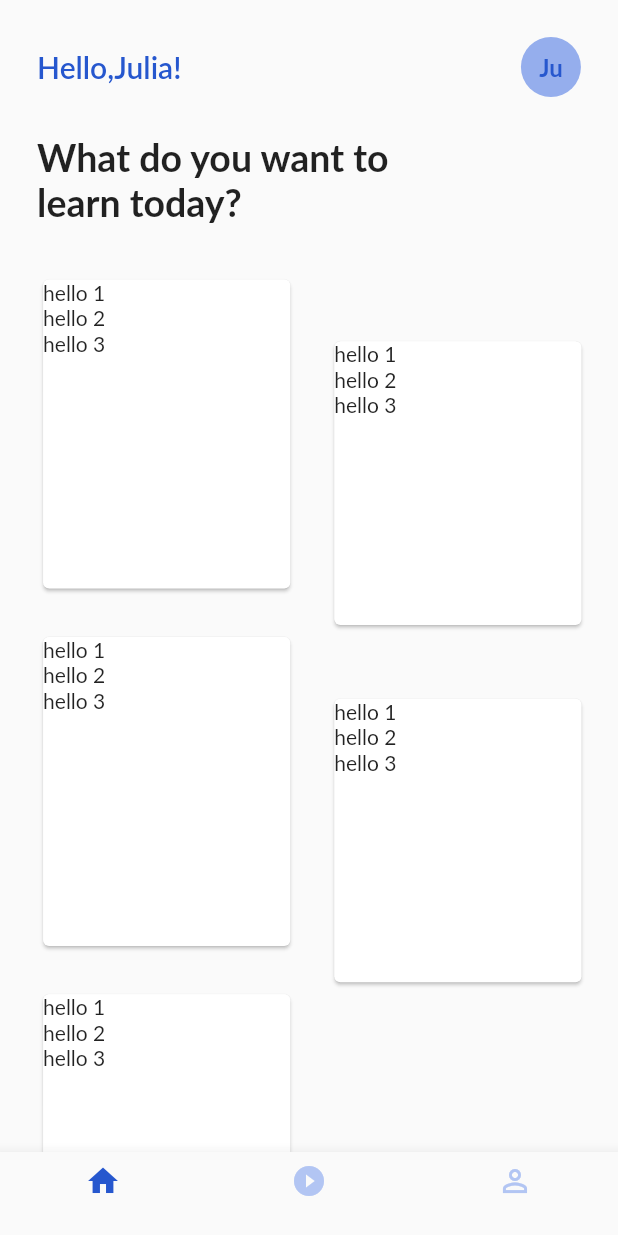
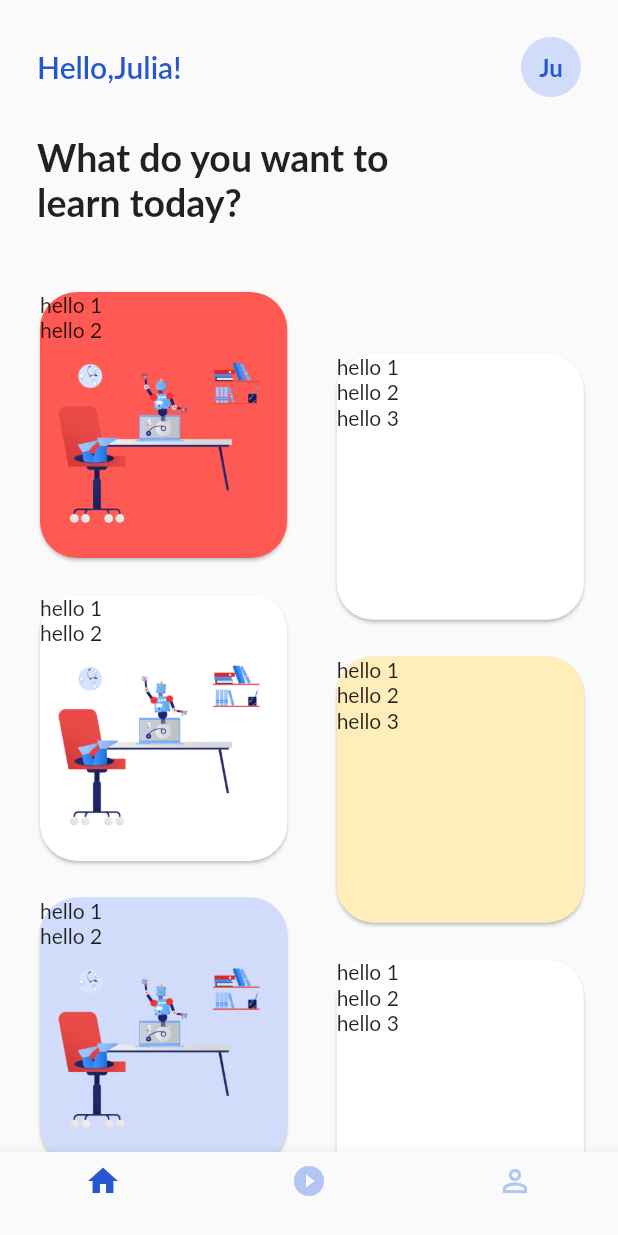
Before and after one commit to shrilakshmishastry/course_app, a Flutter app: the screen it shows after launch, on a phone screen of 412 x 824 dp. Run offline on Flutter 3.47's test engine with Material 2 defaults, Android fonts, the phone set to English and light mode, and no system bars.

Commit message:
feat(dashboard) : added dashboard ui

```diff
--- a/lib/DashBoard/Card/card.dart
+++ b/lib/DashBoard/Card/card.dart
@@ -3,15 +3,19 @@ import 'package:flutter/material.dart';
 class CardContent extends StatelessWidget {
   var content ;
   var index;
-  CardContent(this.content,this.index);
+  var color;
+  CardContent(this.content,this.index,this.color);
   @override
   Widget build(BuildContext context) {
-    print(content);
     return Container(
+      child:  index %2 == 0 ?
+          Container(
             alignment: Alignment.topLeft,
-      child:  index %2 == 0 ?
-      Card(
-        color: Colors.white,
+            child:  Card(
+              shape: RoundedRectangleBorder(
+                borderRadius: BorderRadius.circular(getHeight(context)*0.03),
+              ),
+              color: color,
               child: InkWell(
                 splashColor: Colors.blue.withAlpha(30),
                 onTap: (){
@@ -19,7 +23,7 @@ class CardContent extends StatelessWidget {
                 },
                 child: SizedBox(
                   width: getWidth(context)*0.40,
-            height: getHeight(context) * 0.25,
+                  height: getHeight(context) * 0.90,
                   child: Column(
                     children: <Widget>[
                       Row(
@@ -32,21 +36,23 @@ class CardContent extends StatelessWidget {
                           Text("hello 2"),
                         ],
                       ),
-                Row(
-                  children: [
-                    Text("hello 3"),
-                  ],
-                )
+                      Image.asset('assets/images/digital.png')
+
                     ],
                   ),
 
                 ),
               ),
-      ):
+            ),
+          )
+     :
       Container(
-        margin: EdgeInsets.only(top: getHeight(context)*0.05),
+        alignment: Alignment.bottomLeft,
         child: Card(
-          color: Colors.white,
+          shape: RoundedRectangleBorder(
+            borderRadius: BorderRadius.circular(getHeight(context)*0.03),
+          ),
+          color: color,
           child: InkWell(
             splashColor: Colors.blue.withAlpha(30),
             onTap: (){
@@ -54,7 +60,7 @@ class CardContent extends StatelessWidget {
             },
             child: SizedBox(
               width: getWidth(context)*0.40,
-              height: getHeight(context) * 0.25,
+              height: getHeight(context) * 0.90,
               child: Column(
                 children: <Widget>[
                   Row(
--- a/lib/DashBoard/Card/verticle_card.dart
+++ b/lib/DashBoard/Card/verticle_card.dart
@@ -1,6 +1,7 @@
 import 'package:courseapp/DashBoard/Card/card.dart';
 import 'package:courseapp/InitialData/data_load.dart';
 import 'package:courseapp/theme/sizes_helper.dart';
+import 'package:courseapp/theme/styles.dart';
 import 'package:flutter/material.dart';
 class VerticleCard extends StatefulWidget {
   @override
@@ -8,27 +9,85 @@ class VerticleCard extends StatefulWidget {
 }
 
 class _VerticleCardState extends State<VerticleCard> {
+   List colors_list_one = [
+    Styles.danger,
+    Colors.white,
+    Styles.primary_light_three,
+    Colors.white,
+    Styles.warning_light,
+  ];
+
+   List colors_list_two = [
+     Colors.white,
+     Styles.warning_light,
+     Colors.white,
+     Styles.danger,
+     Colors.white,
+   ];
 
   @override
   Widget build(BuildContext context) {
     var height = getHeight(context);
+    var width = getWidth(context);
     return Container(
-      // height: getHeight(context),
-      child: GridView.count(
-        crossAxisSpacing: 1,
-        childAspectRatio: 3/3.7,
-        padding: EdgeInsets.only(left:height*0.03,top:height*0.04),
+      padding: EdgeInsets.only(left:height*0.02,bottom: height*0.02),
+      child: Row(
+        mainAxisAlignment: MainAxisAlignment.spaceAround,
+        children: [
+         Container(
+           width: width *0.45,
+           child:  Column(
+             children: [
+               GridView.count(
+                 mainAxisSpacing: height*0.02,
+                 childAspectRatio: 1.0,
                  shrinkWrap: true,
                  physics: ScrollPhysics(),
-        crossAxisCount: 2,
+                 crossAxisCount: 1,
                  children: List.generate(DataLoad.courses.length, (index) {
+                   var i = index %10;
+                   var num = i < 5 ? i : (
+                   i == 5 ? 0 : i == 6 ? 1: i ==7 ? 2 : i == 8 ? 3 : 4
+                   ) ;
                    return Center(
-            child:CardContent(DataLoad.courses[index],index),
+                     child:CardContent(DataLoad.courses[index],2,colors_list_one[num]),
                    );
                  }
 
                  ),
                ),
+             ],
+           ),
+         ),
+          Container(
+            margin: EdgeInsets.only(top:height*0.1),
+            width: width*0.45,
+            child:  Column(
+              children: [
+                GridView.count(
+                  mainAxisSpacing: height*0.02,
+                  childAspectRatio: 1.0,
+                  // padding: EdgeInsets.only(left:height*0.03),
+                  shrinkWrap: true,
+                  physics: ScrollPhysics(),
+                  crossAxisCount: 1,
+                  children: List.generate(DataLoad.coursesB.length, (index) {
+                    var i = index %10;
+                    var num = i < 5 ? i : (
+                        i == 5 ? 0 : i == 6 ? 1: i ==7 ? 2 : i == 8 ? 3 : 4
+                    ) ;
+                    return Center(
+                      child:CardContent(DataLoad.coursesB[index],1,colors_list_two[num]),
+                    );
+                  }
+
+                  ),
+                ),
+              ],
+            ),
+          )
+        ],
+      ),
     );
 
   }
--- a/lib/DashBoard/name_avtar.dart
+++ b/lib/DashBoard/name_avtar.dart
@@ -35,7 +35,7 @@ class NameAvtar extends StatelessWidget {
                   color: Styles.primary,
                 ),
               ),
-              backgroundColor: Styles.primary_light_third,
+              backgroundColor: Styles.primary_light_three,
             ) ,
           ),
         ],
--- a/lib/InitialData/data_load.dart
+++ b/lib/InitialData/data_load.dart
@@ -1,3 +1,6 @@
+import 'package:courseapp/theme/styles.dart';
+import 'package:flutter/material.dart';
+
 class DataLoad {
 
   static var courses = [
@@ -5,26 +8,59 @@ class DataLoad {
   "tag" : "Multimeida",
   "course_name" : "Animation Baisc Course",
   "img" : "",
+  "color" : Styles.danger,
   },
    {
   "tag" : "Programming",
   "course_name" : "Python for everybody",
   "img" : "",
+  "color": Colors.white,
   },
    {
   "tag" : "Social Media",
   "course_name" : "Social Media Monitoring",
   "img" : "",
+  "color": Styles.primary_light_three,
   },
    {
   "tag" : "Graphic Design",
   "course_name" : "Fundamental of Design",
   "img" : "",
+  "color": Colors.white,
   },
    {
   "tag" : "Graphic Design",
   "course_name" : "Fundamental of Design",
   "img" : "",
+  "color": Styles.warning,
+
   },
   ];
+  static var coursesB = [
+    {
+      "tag" : "Multimeida",
+      "course_name" : "Animation Baisc Course",
+      "img" : "",
+    },
+    {
+      "tag" : "Programming",
+      "course_name" : "Python for everybody",
+      "img" : "",
+    },
+    {
+      "tag" : "Social Media",
+      "course_name" : "Social Media Monitoring",
+      "img" : "",
+    },
+    {
+      "tag" : "Graphic Design",
+      "course_name" : "Fundamental of Design",
+      "img" : "",
+    },
+    {
+      "tag" : "Graphic Design",
+      "course_name" : "Fundamental of Design",
+      "img" : "",
+    },
+  ];
 }
--- a/lib/theme/styles.dart
+++ b/lib/theme/styles.dart
@@ -3,11 +3,13 @@ import 'package:flutter/widgets.dart';
 abstract class Styles{
   static const Color primary = Color(0xff2657ce);
   static const Color danger = Color(0xffff5954);
+  static const Color danger_light_three = Color(0xffFFDBD9);
   static const Color warning = Color(0xffffc341);
+  static const Color warning_light = Color(0xffFFEDBA);
   static const Color dark = Color(0xff0d1333);
   static const Color primary_light_three = Color(0xffd0dcf9);
   static const Color primary_light_second = Color(0xffB2C5F3);
-  static const Color primary_light_third = Color(0xff95AEED);
+  static const Color primary_light_one = Color(0xff95AEED);
   static const double text_sm = 14;
   static const double text_x_sm = 12;
   static const double text_xx_sm = 10;
--- a/pubspec.yaml
+++ b/pubspec.yaml
@@ -44,7 +44,7 @@ flutter:
   # the material Icons class.
   uses-material-design: true
   assets:
-    - assets/
+    - assets/images/
   fonts:
      - family: Lato2OFL
        fonts:
```
Also changed, not shown: assets/images/architect.png (renamed from assets/architect.png), assets/images/digital.png (added). Lines whose indentation alone changed are shown as unchanged.
